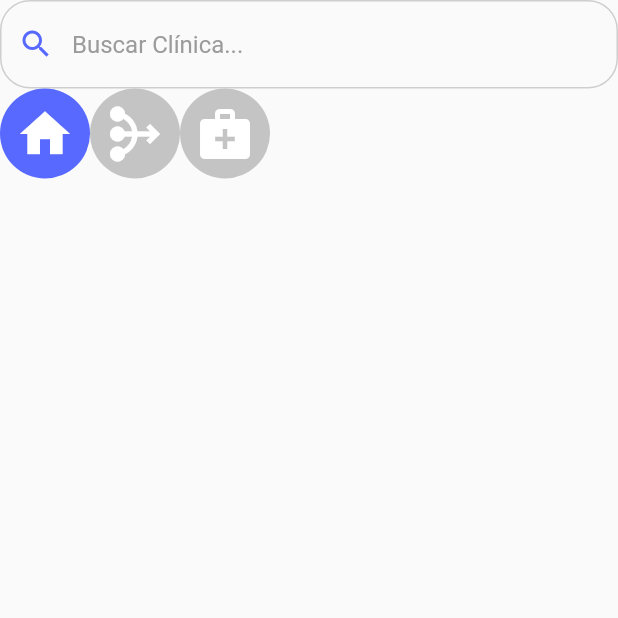
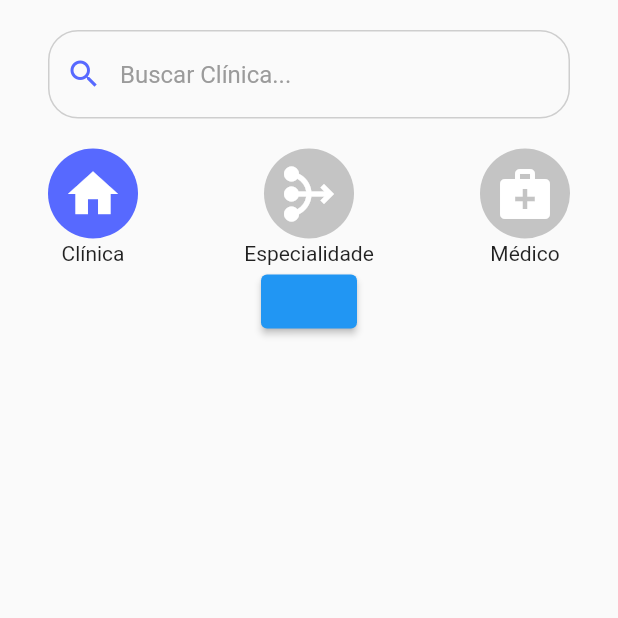
Before and after one commit to AlbertoDoc/cline, a Flutter app: the screen it shows after launch, on a phone screen of 412 x 824 dp, the top half of it. Run offline on Flutter 3.47's test engine with Material 2 defaults, Android fonts, the phone set to English and light mode, and no system bars.

Commit message:
[FEAT]: Ajustando layout da home screen

```diff
--- a/lib/features/home_screen.dart
+++ b/lib/features/home_screen.dart
@@ -1,3 +1,4 @@
+import 'package:cline/features/clinicOverview/clinic_overview_screen.dart';
 import 'package:cline/features/home_controller.dart';
 import 'package:cline/widgets/input_field/input_search_field.dart';
 import 'package:cline/widgets/select_box/round_selected_box.dart';
@@ -25,8 +26,17 @@ class _HomePageState extends State<HomePage> {
       body: SafeArea(
         child: Column(
           children: <Widget>[
+            SizedBox(height: 20,),
             _searchField(),
+            SizedBox(height: 20,),
             _optionRow(),
+            ElevatedButton(
+              onPressed: () {
+                Navigator.of(context).push(
+                  MaterialPageRoute(builder: (context) => ClinicOverviewPage())
+                );
+              },
+            )
           ],
         ),
       ),
@@ -34,7 +44,9 @@ class _HomePageState extends State<HomePage> {
   }
 
   Widget _searchField() {
-    return StreamBuilder<String>(
+    return Padding(
+      padding: const EdgeInsets.only(left: 32.0, right: 32.0),
+      child: StreamBuilder<String>(
         stream: _controller.searchState,
         initialData: '',
         builder: (context, snapshot) {
@@ -44,29 +56,50 @@ class _HomePageState extends State<HomePage> {
             selectType: _selectedBox,
           );
         },
+      ),
     );
   }
 
   Widget _optionRow() {
-    return StreamBuilder<List<SelectBoxState>>(
+    return Padding(
+      padding: const EdgeInsets.only(left: 32.0, right: 32.0),
+      child: StreamBuilder<List<SelectBoxState>>(
         stream: _controller.selectState,
         initialData: [],
         builder: (context, snapshot) {
           final boxStates = snapshot.data;
           final boxWidgetList = boxStates.map((boxState) {
             if (boxState.selected) _selectedBox = boxState.type;
-          return RoundSelectedBox(
+            return Column(
+              children: [
+                RoundSelectedBox(
                   type: boxState.type,
                   tapHandler: _controller.onSelectHandler,
                   searchController: _searchController,
                   searchHandler: _controller.onSearchChange,
                   selected: boxState.selected,
+                ),
+                SizedBox(height: 2,),
+                Text(_chooseSelectedBoxText(boxState))
+              ],
             );
           }).toList();
           return Row(
+            mainAxisAlignment: MainAxisAlignment.spaceBetween,
             children: boxWidgetList,
           );
         },
+      ),
     );
   }
+
+  String _chooseSelectedBoxText(SelectBoxState boxState) {
+    if (boxState.type == SelectBoxType.clinic) {
+      return "Clínica";
+    } else if (boxState.type == SelectBoxType.specialty) {
+      return "Especialidade";
+    } else {
+      return "Médico";
     }
+  }
+}
```
Lines whose indentation alone changed are shown as unchanged.
